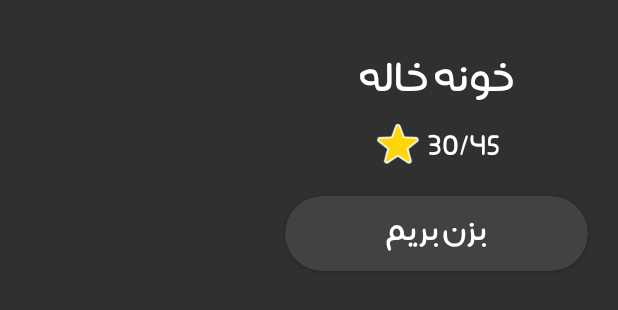
After one commit to sinaata25/hezarghab, an Android app: the layout item_recycler_levels.xml on its own in the app's theme, with its tools: preview values and no code run, on a phone screen of 412 x 824 dp. The commit adds this screen. Shown: the top 310 px of the screen. Run offline under Robolectric (Android 15) with nearby library versions, the phone set to English and light mode, and no system bars.

Commit message:
adding levels...

```diff
--- /dev/null
+++ b/app/src/main/java/ataei/sina/hezarghab/statics/Keys.java
@@ -0,0 +1,5 @@
+package ataei.sina.hezarghab.statics;
+
+public class Keys {
+    public static String key_get_all_levels="ahsdASDIN#####Hmc92n";
+}
--- /dev/null
+++ b/app/src/main/java/ataei/sina/hezarghab/statics/Urls.java
@@ -0,0 +1,5 @@
+package ataei.sina.hezarghab.statics;
+
+public class Urls {
+    public static String url_get_all_levels="http://assinapp.ir/hezarghab/get_levels.php";
+}
--- /dev/null
+++ b/app/src/main/res/layout/item_recycler_levels.xml
@@ -0,0 +1,88 @@
+<?xml version="1.0" encoding="utf-8"?>
+<androidx.constraintlayout.widget.ConstraintLayout xmlns:android="http://schemas.android.com/apk/res/android"
+    xmlns:app="http://schemas.android.com/apk/res-auto"
+    android:layout_width="match_parent"
+    android:layout_height="200dp">
+
+<LinearLayout
+    android:layout_width="match_parent"
+    android:orientation="horizontal"
+    android:layout_height="match_parent">
+
+    <ImageView
+        android:layout_width="150dp"
+        android:layout_marginLeft="20dp"
+        android:layout_gravity="center_vertical"
+        android:layout_height="150dp"/>
+
+    <androidx.constraintlayout.widget.ConstraintLayout
+        android:layout_width="match_parent"
+        android:layout_height="match_parent">
+
+        <TextView
+            android:id="@+id/textView5"
+            android:layout_width="match_parent"
+            android:layout_height="wrap_content"
+            android:layout_marginTop="28dp"
+            android:fontFamily="@font/hekayat"
+            android:gravity="center"
+            android:text="خونه خاله"
+            android:textColor="@color/white"
+            android:textSize="40dp"
+            app:layout_constraintEnd_toEndOf="parent"
+            app:layout_constraintHorizontal_bias="0.0"
+            app:layout_constraintStart_toStartOf="parent"
+            app:layout_constraintTop_toTopOf="parent" />
+
+        <RelativeLayout
+            android:id="@+id/relativeLayout"
+            android:layout_width="match_parent"
+            android:layout_height="30dp"
+            app:layout_constraintEnd_toEndOf="parent"
+            app:layout_constraintStart_toStartOf="parent"
+            app:layout_constraintTop_toBottomOf="@+id/textView5">
+
+            <ImageView
+                android:layout_width="30dp"
+                android:layout_height="30dp"
+                android:layout_marginLeft="80dp"
+                android:src="@mipmap/star" />
+
+            <TextView
+                android:layout_width="110dp"
+                android:layout_height="match_parent"
+                android:layout_alignParentEnd="true"
+                android:layout_marginEnd="17dp"
+                android:fontFamily="@font/hekayat"
+                android:gravity="left|center"
+                android:text="30/45"
+                android:textColor="@color/white"
+                android:textSize="28dp" />
+
+        </RelativeLayout>
+
+        <androidx.cardview.widget.CardView
+            android:layout_width="match_parent"
+            android:layout_marginHorizontal="20dp"
+            android:layout_height="50dp"
+            app:cardCornerRadius="80dp"
+            app:layout_constraintBottom_toBottomOf="parent"
+            app:layout_constraintEnd_toEndOf="parent"
+            app:layout_constraintStart_toStartOf="parent"
+            app:layout_constraintTop_toBottomOf="@+id/relativeLayout">
+
+        <TextView
+            android:layout_width="match_parent"
+            android:gravity="center"
+            android:textSize="30dp"
+            android:textColor="@color/white"
+            android:fontFamily="@font/hekayat"
+            android:text="@string/bezan_berim"
+            android:layout_height="match_parent"/>
+
+        </androidx.cardview.widget.CardView>
+
+    </androidx.constraintlayout.widget.ConstraintLayout>
+
+</LinearLayout>
+</androidx.constraintlayout.widget.ConstraintLayout>
--- a/app/src/main/res/values/strings.xml
+++ b/app/src/main/res/values/strings.xml
@@ -17,5 +17,7 @@
     <string name="soalat">سوالات متداول</string>
     <string name="rules">قوانین ما</string>
     <string name="harim">حریم خصوصی</string>
+    <string name="username">نام کاربری</string>
+    <string name="edit">ویرایش</string>
 
 </resources>
```
Also changed, not shown: app/src/main/AndroidManifest.xml (+5 -5 lines), app/src/main/java/ataei/sina/hezarghab/Levels.java (added, +14 -0 lines), app/src/main/java/ataei/sina/hezarghab/fragments/Home.java (+20 -0 lines), app/src/main/res/drawable/cardstyle3.xml (added, +28 -0 lines), app/src/main/res/drawable/ic_heart.xml (added, +11 -0 lines), app/src/main/res/drawable/ic_star.xml (added, +11 -0 lines), app/src/main/res/layout/activity_main_fragments_holder.xml (+9 -28 lines), app/src/main/res/layout/levels.xml (added, +9 -0 lines), app/src/main/res/layout/profile.xml (+45 -2 lines), app/src/main/res/mipmap-hdpi/coin.png (added), app/src/main/res/mipmap-mdpi/coin.png (deleted).
